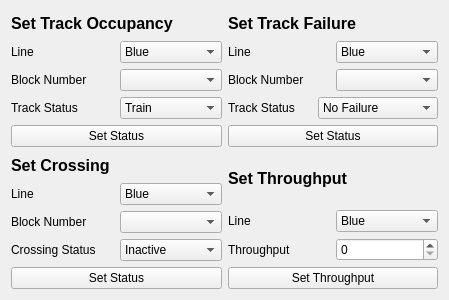
This is CTCOffice/ui/ctcOfficeTestLayout.ui in ece1140thebteam/train_system_sim as Qt 5 draws it before an edit. The edited form follows.
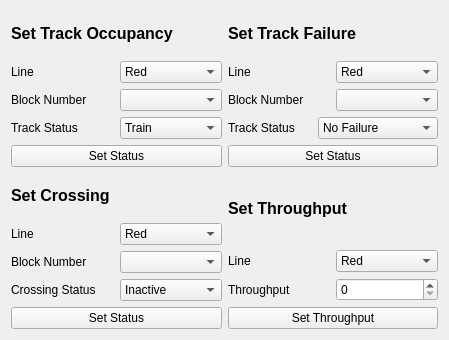
This is the edited form.

Diff of the .ui file:
```diff
--- a/CTCOffice/ui/ctcOfficeTestLayout.ui
+++ b/CTCOffice/ui/ctcOfficeTestLayout.ui
@@ -7,7 +7,7 @@
     <x>0</x>
     <y>0</y>
     <width>449</width>
-    <height>300</height>
+    <height>340</height>
    </rect>
   </property>
   <property name="windowTitle">
@@ -42,11 +42,6 @@
          </item>
          <item>
           <widget class="QComboBox" name="comboBox_occupancy_Line">
-           <item>
-            <property name="text">
-             <string>Blue</string>
-            </property>
-           </item>
            <item>
             <property name="text">
              <string>Red</string>
@@ -135,11 +130,6 @@
          </item>
          <item>
           <widget class="QComboBox" name="comboBox_crossing_line">
-           <item>
-            <property name="text">
-             <string>Blue</string>
-            </property>
-           </item>
            <item>
             <property name="text">
              <string>Red</string>
@@ -232,11 +222,6 @@
          </item>
          <item>
           <widget class="QComboBox" name="comboBox_trackFailure_line">
-           <item>
-            <property name="text">
-             <string>Blue</string>
-            </property>
-           </item>
            <item>
             <property name="text">
              <string>Red</string>
@@ -335,11 +320,6 @@
          </item>
          <item>
           <widget class="QComboBox" name="comboBox_setThroughput_line">
-           <item>
-            <property name="text">
-             <string>Blue</string>
-            </property>
-           </item>
            <item>
             <property name="text">
              <string>Red</string>
```
Left out of the diff: 20 changed lines with no effect on the pictures.
